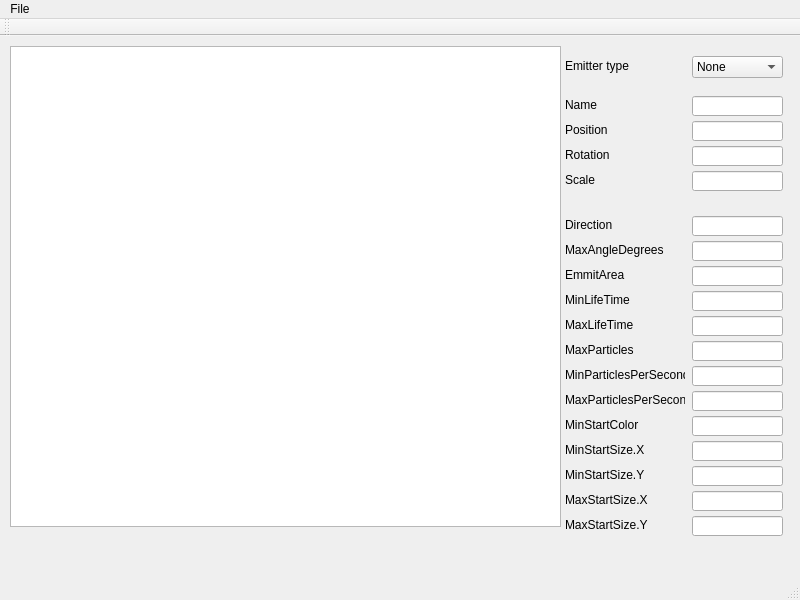
Above: tools/ParticleEditor/mainwindow.ui from threkk/psibranch3irrlicht before the change. Below: the same form after it.
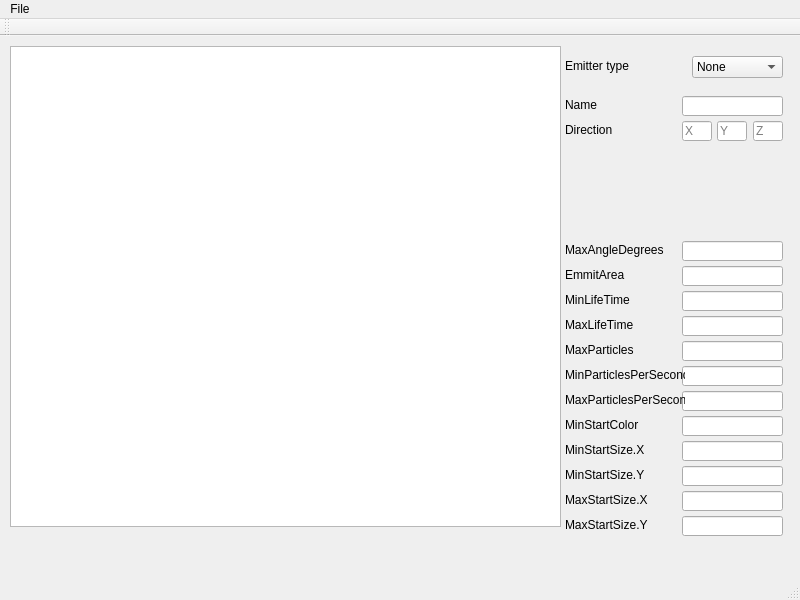
That is the form after the change.

Commit message: Added particle model class + change value of model on change of text fields

The edit to the form file:
```diff
--- a/tools/ParticleEditor/mainwindow.ui
+++ b/tools/ParticleEditor/mainwindow.ui
@@ -24,32 +24,12 @@
      </rect>
     </property>
    </widget>
-   <widget class="QLineEdit" name="lineEdit_Scale">
-    <property name="geometry">
-     <rect>
-      <x>692</x>
-      <y>135</y>
-      <width>91</width>
-      <height>20</height>
-     </rect>
-    </property>
-   </widget>
-   <widget class="QLineEdit" name="lineEdit_2">
-    <property name="geometry">
-     <rect>
-      <x>692</x>
-      <y>180</y>
-      <width>91</width>
-      <height>20</height>
-     </rect>
-    </property>
-   </widget>
    <widget class="QLineEdit" name="lineEdit_3">
     <property name="geometry">
      <rect>
-      <x>692</x>
+      <x>682</x>
       <y>205</y>
-      <width>91</width>
+      <width>101</width>
       <height>20</height>
      </rect>
     </property>
@@ -57,45 +37,13 @@
    <widget class="QLineEdit" name="lineEdit_4">
     <property name="geometry">
      <rect>
-      <x>692</x>
+      <x>682</x>
       <y>230</y>
-      <width>91</width>
+      <width>101</width>
       <height>20</height>
      </rect>
     </property>
    </widget>
-   <widget class="QLabel" name="label_Scale">
-    <property name="geometry">
-     <rect>
-      <x>565</x>
-      <y>135</y>
-      <width>120</width>
-      <height>16</height>
-     </rect>
-    </property>
-    <property name="text">
-     <string>Scale</string>
-    </property>
-    <property name="alignment">
-     <set>Qt::AlignBottom|Qt::AlignLeading|Qt::AlignLeft</set>
-    </property>
-   </widget>
-   <widget class="QLabel" name="label_2">
-    <property name="geometry">
-     <rect>
-      <x>565</x>
-      <y>180</y>
-      <width>120</width>
-      <height>16</height>
-     </rect>
-    </property>
-    <property name="text">
-     <string>Direction</string>
-    </property>
-    <property name="alignment">
-     <set>Qt::AlignBottom|Qt::AlignLeading|Qt::AlignLeft</set>
-    </property>
-   </widget>
    <widget class="QLabel" name="label_3">
     <property name="geometry">
      <rect>
@@ -131,9 +79,9 @@
    <widget class="QLineEdit" name="lineEdit_5">
     <property name="geometry">
      <rect>
-      <x>692</x>
+      <x>682</x>
       <y>255</y>
-      <width>91</width>
+      <width>101</width>
       <height>20</height>
      </rect>
     </property>
@@ -141,9 +89,9 @@
    <widget class="QLineEdit" name="lineEdit_6">
     <property name="geometry">
      <rect>
-      <x>692</x>
+      <x>682</x>
       <y>280</y>
-      <width>91</width>
+      <width>101</width>
       <height>20</height>
      </rect>
     </property>
@@ -249,9 +197,9 @@
    <widget class="QLineEdit" name="lineEdit_7">
     <property name="geometry">
      <rect>
-      <x>692</x>
+      <x>682</x>
       <y>305</y>
-      <width>91</width>
+      <width>101</width>
       <height>20</height>
      </rect>
     </property>
@@ -259,9 +207,9 @@
    <widget class="QLineEdit" name="lineEdit_8">
     <property name="geometry">
      <rect>
-      <x>692</x>
+      <x>682</x>
       <y>330</y>
-      <width>91</width>
+      <width>101</width>
       <height>20</height>
      </rect>
     </property>
@@ -269,9 +217,9 @@
    <widget class="QLineEdit" name="lineEdit_9">
     <property name="geometry">
      <rect>
-      <x>692</x>
+      <x>682</x>
       <y>355</y>
-      <width>91</width>
+      <width>101</width>
       <height>20</height>
      </rect>
     </property>
@@ -279,9 +227,9 @@
    <widget class="QLineEdit" name="lineEdit_10">
     <property name="geometry">
      <rect>
-      <x>692</x>
+      <x>682</x>
       <y>380</y>
-      <width>91</width>
+      <width>101</width>
       <height>20</height>
      </rect>
     </property>
@@ -289,9 +237,9 @@
    <widget class="QLineEdit" name="lineEdit_name">
     <property name="geometry">
      <rect>
-      <x>692</x>
+      <x>682</x>
       <y>60</y>
-      <width>91</width>
+      <width>101</width>
       <height>20</height>
      </rect>
     </property>
@@ -315,21 +263,14 @@
    <widget class="QLineEdit" name="lineEdit_Position">
     <property name="geometry">
      <rect>
-      <x>692</x>
+      <x>682</x>
       <y>85</y>
-      <width>91</width>
+      <width>30</width>
       <height>20</height>
      </rect>
     </property>
-   </widget>
-   <widget class="QLineEdit" name="lineEdit_Rotation">
-    <property name="geometry">
-     <rect>
-      <x>692</x>
-      <y>110</y>
-      <width>91</width>
-      <height>20</height>
-     </rect>
+    <property name="placeholderText">
+     <string>X</string>
     </property>
    </widget>
    <widget class="QLabel" name="label_Position">
@@ -342,23 +283,7 @@
      </rect>
     </property>
     <property name="text">
-     <string>Position</string>
-    </property>
-    <property name="alignment">
-     <set>Qt::AlignBottom|Qt::AlignLeading|Qt::AlignLeft</set>
-    </property>
-   </widget>
-   <widget class="QLabel" name="label_Rotation">
-    <property name="geometry">
-     <rect>
-      <x>565</x>
-      <y>110</y>
-      <width>120</width>
-      <height>16</height>
-     </rect>
-    </property>
-    <property name="text">
-     <string>Rotation</string>
+     <string>Direction</string>
     </property>
     <property name="alignment">
      <set>Qt::AlignBottom|Qt::AlignLeading|Qt::AlignLeft</set>
@@ -431,9 +356,9 @@
    <widget class="QLineEdit" name="lineEdit_14">
     <property name="geometry">
      <rect>
-      <x>692</x>
+      <x>682</x>
       <y>405</y>
-      <width>91</width>
+      <width>101</width>
       <height>20</height>
      </rect>
     </property>
@@ -441,9 +366,9 @@
    <widget class="QLineEdit" name="lineEdit_15">
     <property name="geometry">
      <rect>
-      <x>692</x>
+      <x>682</x>
       <y>430</y>
-      <width>91</width>
+      <width>101</width>
       <height>20</height>
      </rect>
     </property>
@@ -451,9 +376,9 @@
    <widget class="QLineEdit" name="lineEdit_16">
     <property name="geometry">
      <rect>
-      <x>692</x>
+      <x>682</x>
       <y>455</y>
-      <width>91</width>
+      <width>101</width>
       <height>20</height>
      </rect>
     </property>
@@ -461,9 +386,9 @@
    <widget class="QLineEdit" name="lineEdit_17">
     <property name="geometry">
      <rect>
-      <x>692</x>
+      <x>682</x>
       <y>480</y>
-      <width>91</width>
+      <width>101</width>
       <height>20</height>
      </rect>
     </property>
@@ -532,6 +457,35 @@
      <set>Qt::AlignBottom|Qt::AlignLeading|Qt::AlignLeft</set>
     </property>
    </widget>
+   <widget class="QLineEdit" name="lineEdit_Direction_Y">
+    <property name="geometry">
+     <rect>
+      <x>717</x>
+      <y>85</y>
+      <width>30</width>
+      <height>20</height>
+     </rect>
+    </property>
+    <property name="placeholderText">
+     <string>Y</string>
+    </property>
+   </widget>
+   <widget class="QLineEdit" name="lineEdit_Direction_Z">
+    <property name="geometry">
+     <rect>
+      <x>753</x>
+      <y>85</y>
+      <width>30</width>
+      <height>20</height>
+     </rect>
+    </property>
+    <property name="inputMethodHints">
+     <set>Qt::ImhNone</set>
+    </property>
+    <property name="placeholderText">
+     <string>Z</string>
+    </property>
+   </widget>
   </widget>
   <widget class="QMenuBar" name="menuBar">
    <property name="geometry">
```
Left out of the diff: 4 changed lines with no effect on the pictures. The commit also changes 6 other files.
